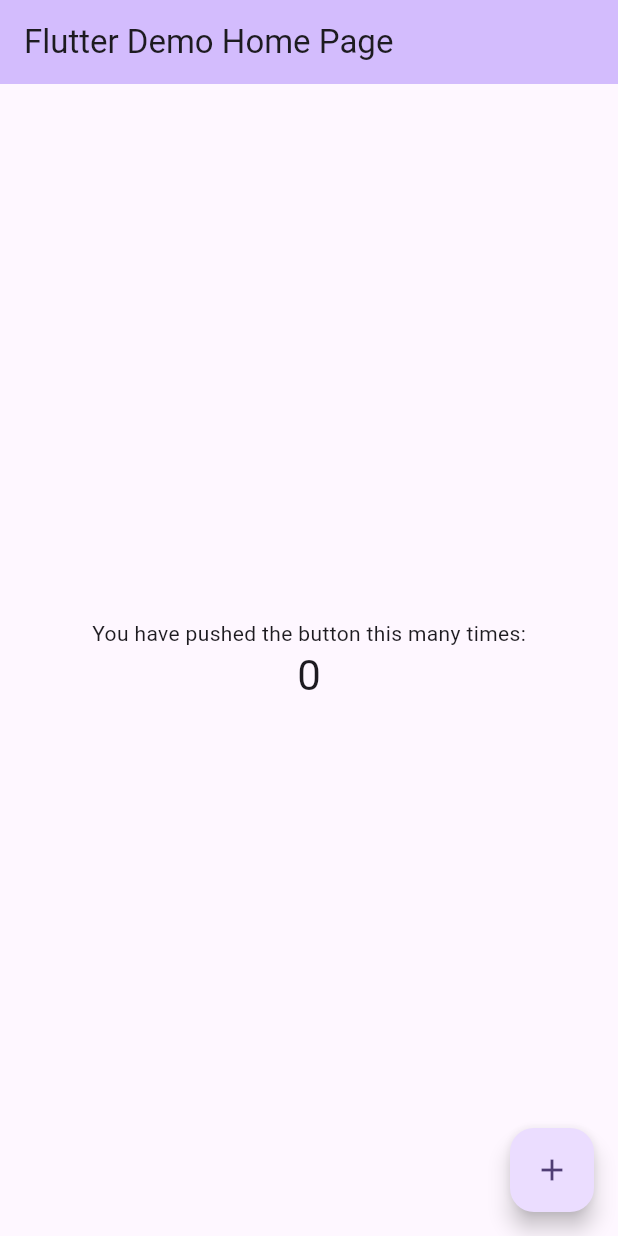
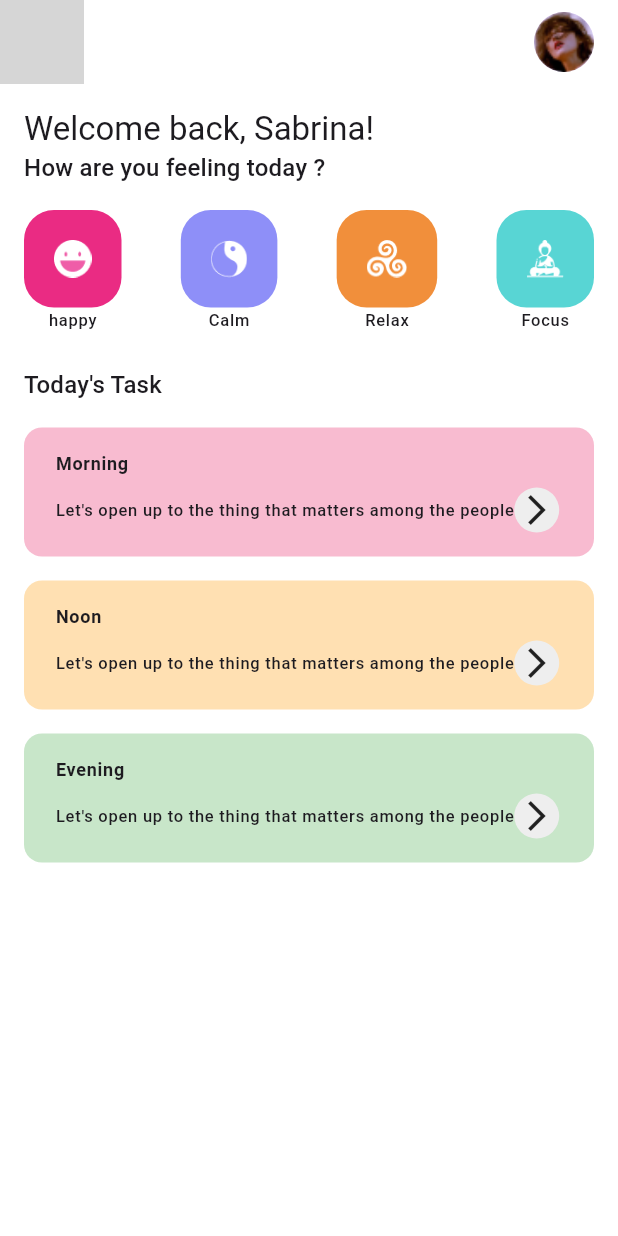
Before and after one commit to abmdeve/mental_health_app, a Flutter app: the screen it shows after launch, on a phone screen of 412 x 824 dp. Run offline on Flutter 3.47's test engine with Material 3 defaults, Android fonts, the phone set to English and light mode, and no system bars; our stand-ins replace google_fonts; grey boxes are pictures that could not be loaded.

Commit message:
Update the code
Home screen is implemented, but bug burger image

```diff
--- /dev/null
+++ b/lib/core/theme.dart
@@ -0,0 +1,71 @@
+import 'package:flutter/material.dart';
+import 'package:google_fonts/google_fonts.dart';
+
+class FontSizes {
+  static const extraSmall = 14.0;
+  static const small = 16.0;
+  static const standard = 18.0;
+  static const large = 20.0;
+  static const extraLarge = 24.0;
+  static const doubleExtraLarge = 32.0;
+}
+
+class DefaultColors {
+  static const Color white = Color(0xFFFFFFFF);
+  static const Color pink = Color(0xFFEA2B83);
+  static const Color lightpink = Color(0xFFFCDDEC);
+  static const Color purple = Color(0xFF8E8FF8);
+  static const Color orange = Color(0xFFF18F3B);
+  static const Color lightteal = Color(0xFF58D5D4);
+
+  static Color task1 = Colors.pink[100]!;
+  static Color task2 = Colors.orange[100]!;
+  static Color task3 = Colors.green[100]!;
+}
+
+class AppTheme {
+  static ThemeData get lightTheme {
+    return ThemeData(
+      primaryColor: const Color(0xFFAEAFF7),
+      focusColor: const Color(0xFF371B34),
+      textTheme: TextTheme(
+        bodySmall: GoogleFonts.alegreyaSans(
+          fontSize: FontSizes.small,
+          color: Colors.white,
+        ),
+        bodyMedium: GoogleFonts.alegreyaSans(
+          fontSize: FontSizes.standard,
+          color: Colors.white,
+        ),
+        bodyLarge: GoogleFonts.alegreyaSans(
+          fontSize: FontSizes.large,
+          color: Colors.white,
+        ),
+        titleSmall: GoogleFonts.alegreyaSans(
+          fontSize: FontSizes.large,
+          color: Colors.black,
+        ),
+        titleMedium: GoogleFonts.alegreyaSans(
+          fontSize: FontSizes.extraLarge,
+          color: Colors.black,
+        ),
+        titleLarge: GoogleFonts.alegreyaSans(
+            fontSize: FontSizes.doubleExtraLarge,
+            color: Colors.black,
+            fontWeight: FontWeight.bold),
+        labelSmall: GoogleFonts.alegreyaSans(
+          fontSize: FontSizes.small,
+          color: Colors.black,
+        ),
+        labelMedium: GoogleFonts.alegreyaSans(
+          fontSize: FontSizes.extraLarge,
+          color: Colors.black,
+        ),
+        labelLarge: GoogleFonts.alegreyaSans(
+            fontSize: FontSizes.doubleExtraLarge,
+            color: Colors.black,
+            fontWeight: FontWeight.bold),
+      ),
+    );
+  }
+}
--- /dev/null
+++ b/lib/features/meditation/presentation/pages/meditation_screen.dart
@@ -0,0 +1,108 @@
+import 'package:flutter/material.dart';
+import 'package:mental_health_app/core/theme.dart';
+import 'package:mental_health_app/features/meditation/presentation/widget/feeling_button.dart';
+import 'package:mental_health_app/features/meditation/presentation/widget/task_card.dart';
+
+class MeditationScreen extends StatelessWidget {
+  const MeditationScreen({super.key});
+
+  @override
+  Widget build(BuildContext context) {
+    return Scaffold(
+      appBar: AppBar(
+        backgroundColor: Colors.white,
+        elevation: 0,
+        leading: Image.asset(
+          'assets/images/menu_burger',
+          fit: BoxFit.cover,
+          height: 15,
+          width: 15,
+        ),
+        actions: const [
+          CircleAvatar(
+            backgroundImage: AssetImage(
+              'assets/images/profile.png',
+            ),
+          ),
+          SizedBox(
+            width: 16,
+          ),
+        ],
+      ),
+      backgroundColor: Colors.white,
+      body: Container(
+        padding: EdgeInsets.all(16),
+        color: Colors.white,
+        child: SingleChildScrollView(
+          child: Column(
+            crossAxisAlignment: CrossAxisAlignment.start,
+            children: [
+              Text(
+                "Welcome back, Sabrina!",
+                style: Theme.of(context).textTheme.titleLarge,
+              ),
+              Text(
+                "How are you feeling today ?",
+                style: Theme.of(context).textTheme.titleMedium,
+              ),
+              SizedBox(
+                height: 16,
+              ),
+              Row(
+                mainAxisAlignment: MainAxisAlignment.spaceBetween,
+                children: [
+                  FeelingButton(
+                    color: DefaultColors.pink,
+                    image: "assets/images/happy.png",
+                    label: "happy",
+                  ),
+                  FeelingButton(
+                    color: DefaultColors.purple,
+                    image: "assets/images/calm.png",
+                    label: "Calm",
+                  ),
+                  FeelingButton(
+                    color: DefaultColors.orange,
+                    image: "assets/images/relax.png",
+                    label: "Relax",
+                  ),
+                  FeelingButton(
+                    color: DefaultColors.lightteal,
+                    image: "assets/images/focus.png",
+                    label: "Focus",
+                  ),
+                  //Image.asset("assets/images/calm.png", height: 25,),
+                ],
+              ),
+              SizedBox(
+                height: 24,
+              ),
+              Text("Today\'s Task",
+                style: Theme.of(context).textTheme.titleMedium,
+              ),
+              SizedBox(height: 16,),
+              TaskCard(
+                  color: DefaultColors.task1,
+                  title: "Morning",
+                  description: "Let's open up to the thing that matters among the people",
+              ),
+              SizedBox(height: 16,),
+              TaskCard(
+                  color: DefaultColors.task2,
+                  title: "Noon",
+                  description: "Let's open up to the thing that matters among the people",
+              ),
+              SizedBox(height: 16,),
+              TaskCard(
+                  color: DefaultColors.task3,
+                  title: "Evening",
+                  description: "Let's open up to the thing that matters among the people",
+              ),
+            ],
+          ),
+        ),
+      ),
+
+    );
+  }
+}
--- /dev/null
+++ b/lib/features/meditation/presentation/widget/feeling_button.dart
@@ -0,0 +1,32 @@
+import 'package:flutter/material.dart';
+
+
+class FeelingButton extends StatelessWidget {
+  final Color color;
+  final String image;
+  final String label;
+
+  const FeelingButton({
+    super.key,
+    required this.color,
+    required this.image,
+    required this.label,
+  });
+
+  @override
+  Widget build(BuildContext context) {
+    return Column(
+      children: [
+        Container(
+          padding: const EdgeInsets.all(20),
+          decoration: BoxDecoration(
+            borderRadius: BorderRadius.circular(20),
+            color: color,
+          ),
+          child: Image.asset(image, height: 25, fit: BoxFit.cover,),
+        ),
+        Text(label, style: Theme.of(context).textTheme.labelSmall,),
+      ],
+    );
+  }
+}
--- /dev/null
+++ b/lib/features/meditation/presentation/widget/task_card.dart
@@ -0,0 +1,67 @@
+import 'package:flutter/material.dart';
+
+class TaskCard extends StatelessWidget {
+  final Color color;
+  final String title;
+  final String description;
+
+  const TaskCard({
+    super.key,
+    required this.color,
+    required this.title,
+    required this.description,
+  });
+
+  @override
+  Widget build(BuildContext context) {
+    return Container(
+      padding: const EdgeInsets.all(16),
+      decoration: BoxDecoration(
+        color: color,
+        borderRadius: BorderRadius.circular(12),
+      ),
+      child: Row(
+        children: [
+          const SizedBox(width: 5,),
+          Expanded(
+            child: Column(
+              crossAxisAlignment: CrossAxisAlignment.start,
+              children: [
+                Text(
+                  title,
+                  style: Theme.of(context).textTheme.labelMedium!.copyWith(
+                    fontWeight: FontWeight.bold,
+                  ),
+                ),
+                const SizedBox(
+                  height: 8,
+                ),
+                Row(
+                  children: [
+                    Flexible(
+                      child: Text(
+                        description,
+                        style: Theme.of(context).textTheme.labelSmall,
+                      ),
+                    ),
+                    const SizedBox(
+                      height: 3,
+                    ),
+                    Container(
+                      padding: const EdgeInsets.all(3),
+                      decoration: BoxDecoration(
+                        color: Colors.grey[200],
+                        borderRadius: BorderRadius.circular(50),
+                      ),
+                      child: const Icon(Icons.arrow_forward_ios),
+                    ),
+                  ],
+                ),
+              ],
+            ),
+          ),
+        ],
+      ),
+    );
+  }
+}
--- a/lib/main.dart
+++ b/lib/main.dart
@@ -1,4 +1,5 @@
 import 'package:flutter/material.dart';
+import 'package:mental_health_app/features/meditation/presentation/pages/meditation_screen.dart';
 
 void main() {
   runApp(const MyApp());
@@ -11,115 +12,13 @@ class MyApp extends StatelessWidget {
   @override
   Widget build(BuildContext context) {
     return MaterialApp(
+      debugShowCheckedModeBanner: false,
       title: 'Flutter Demo',
       theme: ThemeData(
-        // This is the theme of your application.
-        //
-        // TRY THIS: Try running your application with "flutter run". You'll see
-        // the application has a purple toolbar. Then, without quitting the app,
-        // try changing the seedColor in the colorScheme below to Colors.green
-        // and then invoke "hot reload" (save your changes or press the "hot
-        // reload" button in a Flutter-supported IDE, or press "r" if you used
-        // the command line to start the app).
-        //
-        // Notice that the counter didn't reset back to zero; the application
-        // state is not lost during the reload. To reset the state, use hot
-        // restart instead.
-        //
-        // This works for code too, not just values: Most code changes can be
-        // tested with just a hot reload.
         colorScheme: ColorScheme.fromSeed(seedColor: Colors.deepPurple),
         useMaterial3: true,
       ),
-      home: const MyHomePage(title: 'Flutter Demo Home Page'),
+      home: const MeditationScreen(),
     );
   }
 }
-
-class MyHomePage extends StatefulWidget {
-  const MyHomePage({super.key, required this.title});
-
-  // This widget is the home page of your application. It is stateful, meaning
-  // that it has a State object (defined below) that contains fields that affect
-  // how it looks.
-
-  // This class is the configuration for the state. It holds the values (in this
-  // case the title) provided by the parent (in this case the App widget) and
-  // used by the build method of the State. Fields in a Widget subclass are
-  // always marked "final".
-
-  final String title;
-
-  @override
-  State<MyHomePage> createState() => _MyHomePageState();
-}
-
-class _MyHomePageState extends State<MyHomePage> {
-  int _counter = 0;
-
-  void _incrementCounter() {
-    setState(() {
-      // This call to setState tells the Flutter framework that something has
-      // changed in this State, which causes it to rerun the build method below
-      // so that the display can reflect the updated values. If we changed
-      // _counter without calling setState(), then the build method would not be
-      // called again, and so nothing would appear to happen.
-      _counter++;
-    });
-  }
-
-  @override
-  Widget build(BuildContext context) {
-    // This method is rerun every time setState is called, for instance as done
-    // by the _incrementCounter method above.
-    //
-    // The Flutter framework has been optimized to make rerunning build methods
-    // fast, so that you can just rebuild anything that needs updating rather
-    // than having to individually change instances of widgets.
-    return Scaffold(
-      appBar: AppBar(
-        // TRY THIS: Try changing the color here to a specific color (to
-        // Colors.amber, perhaps?) and trigger a hot reload to see the AppBar
-        // change color while the other colors stay the same.
-        backgroundColor: Theme.of(context).colorScheme.inversePrimary,
-        // Here we take the value from the MyHomePage object that was created by
-        // the App.build method, and use it to set our appbar title.
-        title: Text(widget.title),
-      ),
-      body: Center(
-        // Center is a layout widget. It takes a single child and positions it
-        // in the middle of the parent.
-        child: Column(
-          // Column is also a layout widget. It takes a list of children and
-          // arranges them vertically. By default, it sizes itself to fit its
-          // children horizontally, and tries to be as tall as its parent.
-          //
-          // Column has various properties to control how it sizes itself and
-          // how it positions its children. Here we use mainAxisAlignment to
-          // center the children vertically; the main axis here is the vertical
-          // axis because Columns are vertical (the cross axis would be
-          // horizontal).
-          //
-          // TRY THIS: Invoke "debug painting" (choose the "Toggle Debug Paint"
-          // action in the IDE, or press "p" in the console), to see the
-          // wireframe for each widget.
-          mainAxisAlignment: MainAxisAlignment.center,
-          children: <Widget>[
-            const Text(
-              'You have pushed the button this many times:',
-            ),
-            Text(
-              '$_counter',
-              style: Theme.of(context).textTheme.headlineMedium,
-            ),
-          ],
-        ),
-      ),
-      floatingActionButton: FloatingActionButton(
-        onPressed: _incrementCounter,
-        tooltip: 'Increment',
-        child: const Icon(Icons.add),
-      ), // This trailing comma makes auto-formatting nicer for build methods.
-    );
-  }
-}
```
Also changed, not shown: pubspec.yaml (+17 -2 lines), assets/images/calm.png (added), assets/images/child_with_dog.png (added), assets/images/down_arrow.png (added), assets/images/focus.png (added), assets/images/happy.png (added), assets/images/menu_burger.png (added), assets/images/menu_home.png (added), assets/images/menu_settings.png (added), assets/images/menu_songs.png (added), assets/images/menu_teams.png (added), assets/images/onboarding.png (added), assets/images/profile.png (added), assets/images/relax.png (added), 2 more files, 1 other file.
